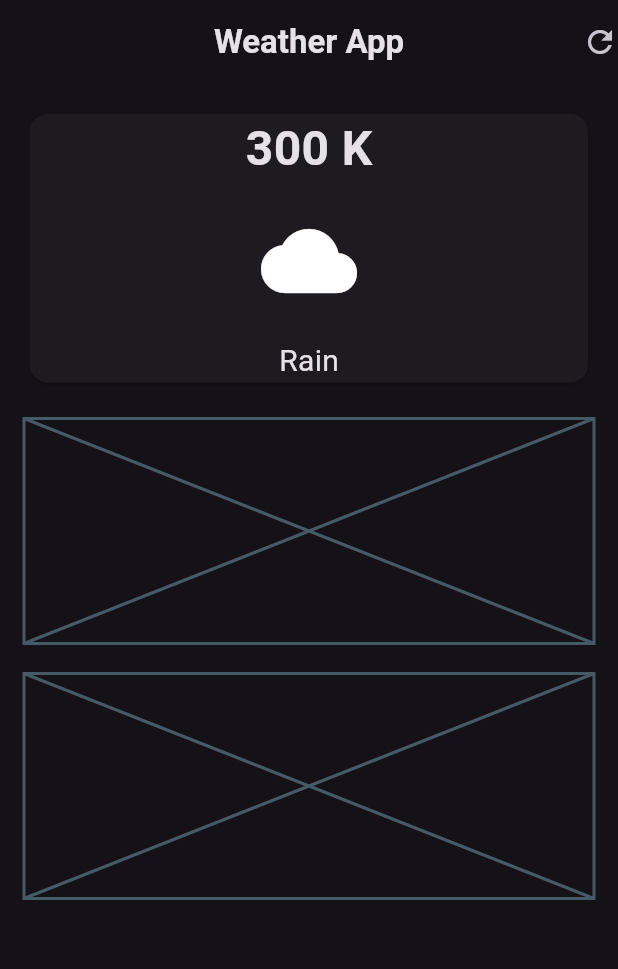
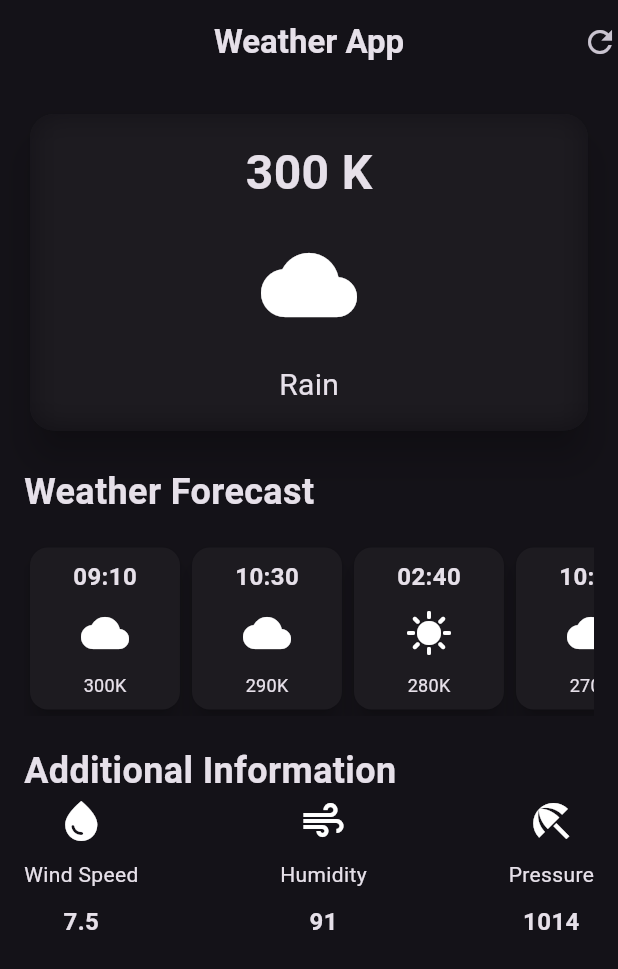
Before and after one commit to abhijeetgaur-dev/weather-app-flutter, a Flutter app: the screen it shows after launch, on a phone screen of 412 x 824 dp. Shown: the top 969 px of the screen. Run offline on Flutter 3.47's test engine with Material 3 defaults, Android fonts, the phone set to English and light mode, and no system bars.

Commit message:
completed the ui of the app

```diff
--- /dev/null
+++ b/lib/hourly_forecast_item.dart
@@ -0,0 +1,37 @@
+import 'package:flutter/material.dart';
+
+class HourlyForecastItem extends StatelessWidget {
+  final String time;
+  final String temperature;
+  final IconData icon;
+  const HourlyForecastItem({
+    super.key,
+    required this.icon,
+    required this.time,
+    required this.temperature,
+  });
+
+  @override
+  Widget build(BuildContext context) {
+    return Card(
+      elevation: 6,
+      child: Container(
+        width: 100,
+        padding: const EdgeInsets.all(8.0),
+        decoration: BoxDecoration(borderRadius: BorderRadius.circular(12)),
+        child: Column(
+          children: [
+            Text(
+              time,
+              style: TextStyle(fontSize: 16, fontWeight: FontWeight.bold),
+            ),
+            const SizedBox(height: 10),
+            Icon(icon, size: 32),
+            const SizedBox(height: 10),
+            Text(temperature, style: TextStyle(fontSize: 12)),
+          ],
+        ),
+      ),
+    );
+  }
+}
--- /dev/null
+++ b/lib/weather_info.dart
@@ -0,0 +1,29 @@
+import 'package:flutter/material.dart';
+
+class WeatherInfo extends StatelessWidget {
+  final IconData icon;
+  final String label;
+  final String value;
+  const WeatherInfo({
+    super.key,
+    required this.icon,
+    required this.label,
+    required this.value,
+  });
+
+  @override
+  Widget build(BuildContext context) {
+    return Column(
+      children: [
+        Icon(icon, size: 32),
+        const SizedBox(height: 10),
+        Text(label),
+        const SizedBox(height: 10),
+        Text(
+          value,
+          style: TextStyle(fontSize: 16, fontWeight: FontWeight.bold),
+        ),
+      ],
+    );
+  }
+}
--- a/lib/weather_screen.dart
+++ b/lib/weather_screen.dart
@@ -1,4 +1,8 @@
+import 'dart:ui';
+
 import 'package:flutter/material.dart';
+import 'package:weather_app/hourly_forecast_item.dart';
+import 'package:weather_app/weather_info.dart';
 
 class WeatherScreen extends StatelessWidget {
   const WeatherScreen({super.key});
@@ -24,11 +28,22 @@ class WeatherScreen extends StatelessWidget {
       body: Padding(
         padding: const EdgeInsets.all(16.0),
         child: Column(
+          crossAxisAlignment: CrossAxisAlignment.start,
           children: [
             //main card
             SizedBox(
               width: double.infinity,
               child: Card(
+                elevation: 10,
+                shape: RoundedRectangleBorder(
+                  borderRadius: BorderRadius.circular(16),
+                ),
+                child: ClipRRect(
+                  borderRadius: BorderRadius.circular(16),
+                  child: BackdropFilter(
+                    filter: ImageFilter.blur(sigmaX: 10, sigmaY: 10),
+                    child: Padding(
+                      padding: const EdgeInsets.all(16.0),
                       child: Column(
                         children: [
                           Text(
@@ -46,12 +61,65 @@ class WeatherScreen extends StatelessWidget {
                       ),
                     ),
                   ),
+                ),
+              ),
+            ),
             const SizedBox(height: 20),
             //weather forecast card
-            const Placeholder(fallbackHeight: 150),
+            Text(
+              'Weather Forecast',
+              style: TextStyle(fontSize: 24, fontWeight: FontWeight.bold),
+            ),
+            const SizedBox(height: 16),
+            SingleChildScrollView(
+              scrollDirection: Axis.horizontal,
+              child: Row(
+                children: [
+                  HourlyForecastItem(
+                    time: "09:10",
+                    temperature: "300K",
+                    icon: Icons.cloud,
+                  ),
+                  HourlyForecastItem(
+                    time: "10:30",
+                    temperature: "290K",
+                    icon: Icons.cloud,
+                  ),
+                  HourlyForecastItem(
+                    time: "02:40",
+                    temperature: "280K",
+                    icon: Icons.sunny,
+                  ),
+                  HourlyForecastItem(
+                    time: "10:10",
+                    temperature: "270K",
+                    icon: Icons.cloud,
+                  ),
+                ],
+              ),
+            ),
             const SizedBox(height: 20),
             //additional information
-            const Placeholder(fallbackHeight: 150),
+            Text(
+              'Additional Information',
+              style: TextStyle(fontSize: 24, fontWeight: FontWeight.bold),
+            ),
+            Row(
+              mainAxisAlignment: MainAxisAlignment.spaceBetween,
+              children: [
+                WeatherInfo(
+                  icon: Icons.water_drop,
+                  label: 'Wind Speed',
+                  value: '7.5',
+                ),
+                WeatherInfo(icon: Icons.air, label: 'Humidity', value: '91'),
+                WeatherInfo(
+                  icon: Icons.beach_access,
+                  label: 'Pressure',
+                  value: '1014',
+                ),
+              ],
+            ),
           ],
         ),
       ),
--- a/pubspec.yaml
+++ b/pubspec.yaml
@@ -30,6 +30,7 @@ environment:
 dependencies:
   flutter:
     sdk: flutter
+  http: ^1.4.0
 
   # The following adds the Cupertino Icons font to your application.
   # Use with the CupertinoIcons class for iOS style icons.
```
Also changed, not shown: pubspec.lock. Lines whose indentation alone changed are shown as unchanged.
